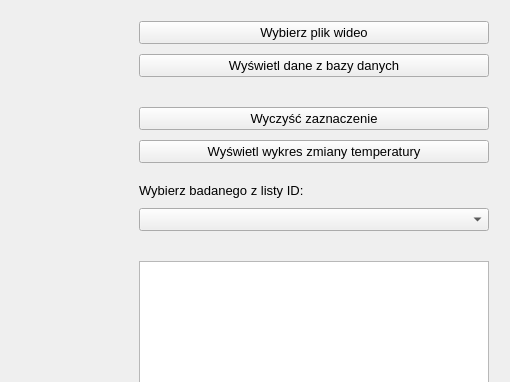
Landerer/Program-wspomagajacy-analize-nagran-termograficznych, file interface.ui: the form before one commit; both pictures show x 560 to 1070 and y 0 to 382 of the 1070 by 802 pixel window.
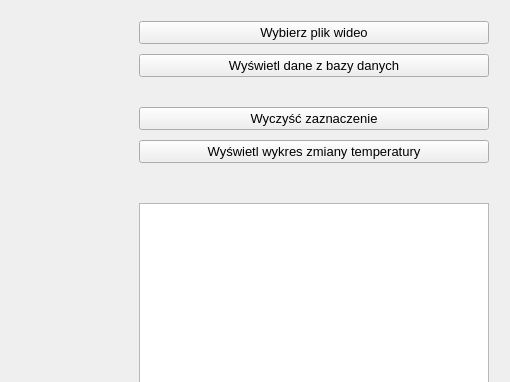
The form after the commit.

Diff of the .ui file:
```diff
--- a/interface.ui
+++ b/interface.ui
@@ -201,33 +201,7 @@
        <property name="sizeHint" stdset="0">
         <size>
          <width>20</width>
-         <height>10</height>
-        </size>
-       </property>
-      </spacer>
-     </item>
-     <item>
-      <widget class="QLabel" name="chooseUserLabel">
-       <property name="text">
-        <string>Wybierz badanego z listy ID:</string>
-       </property>
-      </widget>
-     </item>
-     <item>
-      <widget class="QComboBox" name="chooseUser"/>
-     </item>
-     <item>
-      <spacer name="verticalSpacer_1">
-       <property name="orientation">
-        <enum>Qt::Vertical</enum>
-       </property>
-       <property name="sizeType">
-        <enum>QSizePolicy::Preferred</enum>
-       </property>
-       <property name="sizeHint" stdset="0">
-        <size>
-         <width>20</width>
-         <height>20</height>
+                                    <height>30</height>
         </size>
        </property>
       </spacer>
```
Left out of the diff: 4 changed lines with no effect on the pictures. Lines whose indentation alone changed are shown as unchanged.
